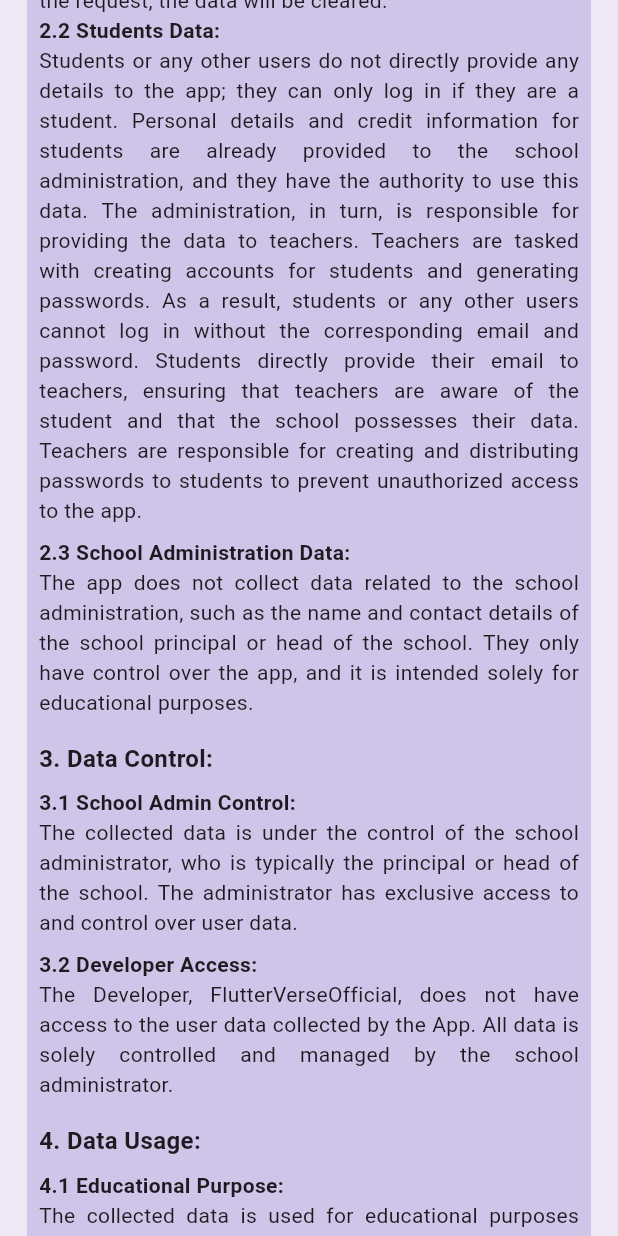
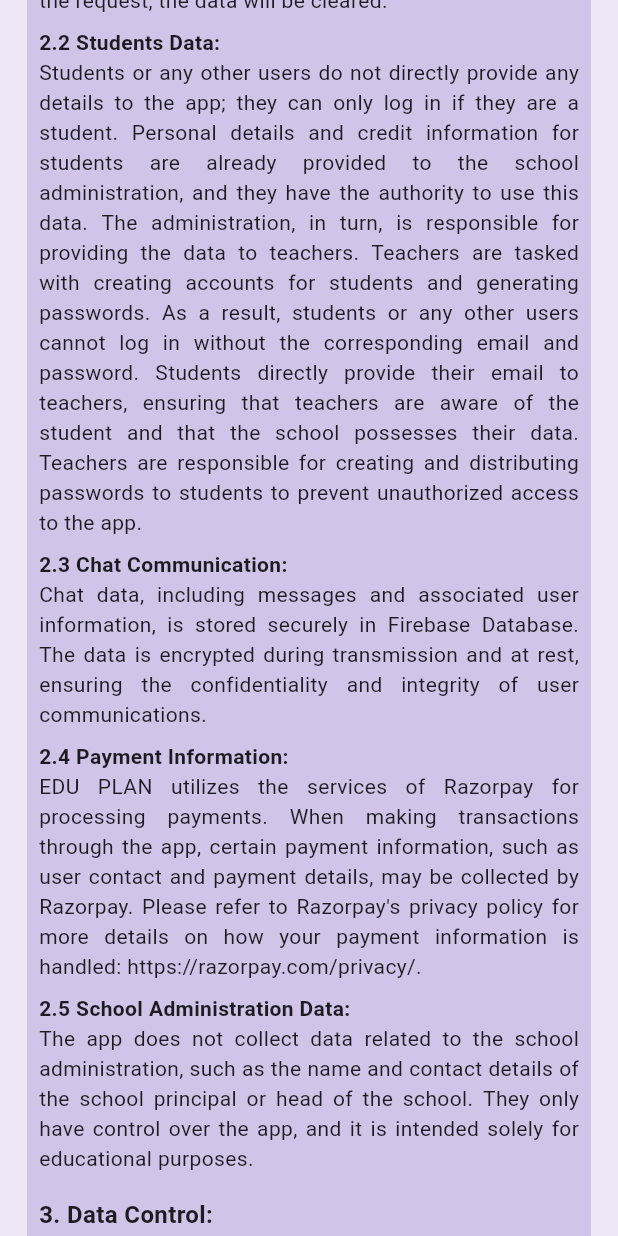
Before and after one commit to amaljosev/Edu-plan, a Flutter app: the screen it shows after launch, scrolled down 576 dp, on a phone screen of 412 x 824 dp. Run offline on Flutter 3.47's test engine with Material 3 defaults, Android fonts, the light colour scheme and no system bars; our stand-ins replace cloud_firestore, file_picker, firebase_core, firebase_storage, flutter_bloc, flutter_slidable and 6 more; missing offline and left inert: razorpay_flutter; accounts and stored records are empty.

Commit message:
privacy policy updated2

```diff
--- a/lib/screens/student/settings/privacy_screen.dart
+++ b/lib/screens/student/settings/privacy_screen.dart
@@ -94,7 +94,7 @@ class ScreenPrivacyPolicyStudent extends StatelessWidget {
                   textAlign: TextAlign.justify),
               SizedBox(height: 8.0),
               Text(
-                '2.3 Payment Information:',
+                '2.4 Payment Information:',
                 style: TextStyle(
                   fontWeight: FontWeight.bold,
                 ),
@@ -104,7 +104,7 @@ class ScreenPrivacyPolicyStudent extends StatelessWidget {
                   textAlign: TextAlign.justify),
               SizedBox(height: 8.0),
               Text(
-                '2.3 School Administration Data:',
+                '2.5 School Administration Data:',
                 style: TextStyle(
                   fontWeight: FontWeight.bold,
                 ),
--- a/lib/screens/welcome/privacy_screen.dart
+++ b/lib/screens/welcome/privacy_screen.dart
@@ -51,7 +51,7 @@ class ScreenFirstPrivacy extends StatelessWidget {
                           mainAxisAlignment: MainAxisAlignment.end,
                           children: [
                             Padding(
-                              padding: const EdgeInsets.only(right:10.0),
+                              padding: const EdgeInsets.only(right: 10.0),
                               child: Text(
                                 'Effective Date: 18-12-2023',
                                 style: TextStyle(
@@ -91,6 +91,7 @@ class ScreenFirstPrivacy extends StatelessWidget {
                         Text(
                             '''The app only collects the teacher's name, email, password, and contact number during the sign-up process. However, this information is treated as a request, and it is not stored permanently in the database if the individual is not a teacher at that particular school. The data is sent to the admin as a request, and if the admin verifies that the individual is a teacher and accepts the request, only then is the data stored in the database. Otherwise, if the admin rejects the request, the data will be cleared.''',
                             textAlign: TextAlign.justify),
+                        SizedBox(height: 8.0),
                         Text(
                           '2.2 Students Data:',
                           style: TextStyle(
@@ -102,7 +103,27 @@ class ScreenFirstPrivacy extends StatelessWidget {
                             textAlign: TextAlign.justify),
                         SizedBox(height: 8.0),
                         Text(
-                          '2.3 School Administration Data:',
+                          '2.3 Chat Communication:',
+                          style: TextStyle(
+                            fontWeight: FontWeight.bold,
+                          ),
+                        ),
+                        Text(
+                            '''Chat data, including messages and associated user information, is stored securely in Firebase Database. The data is encrypted during transmission and at rest, ensuring the confidentiality and integrity of user communications.''',
+                            textAlign: TextAlign.justify),
+                        SizedBox(height: 8.0),
+                        Text(
+                          '2.4 Payment Information:',
+                          style: TextStyle(
+                            fontWeight: FontWeight.bold,
+                          ),
+                        ),
+                        Text(
+                            '''EDU PLAN utilizes the services of Razorpay for processing payments. When making transactions through the app, certain payment information, such as user contact and payment details, may be collected by Razorpay. Please refer to Razorpay's privacy policy for more details on how your payment information is handled: https://razorpay.com/privacy/.''',
+                            textAlign: TextAlign.justify),
+                        SizedBox(height: 8.0),
+                        Text(
+                          '2.5 School Administration Data:',
                           style: TextStyle(
                             fontWeight: FontWeight.bold,
                           ),
```
Also changed, not shown: lib/main.dart (line endings or trailing spaces).
